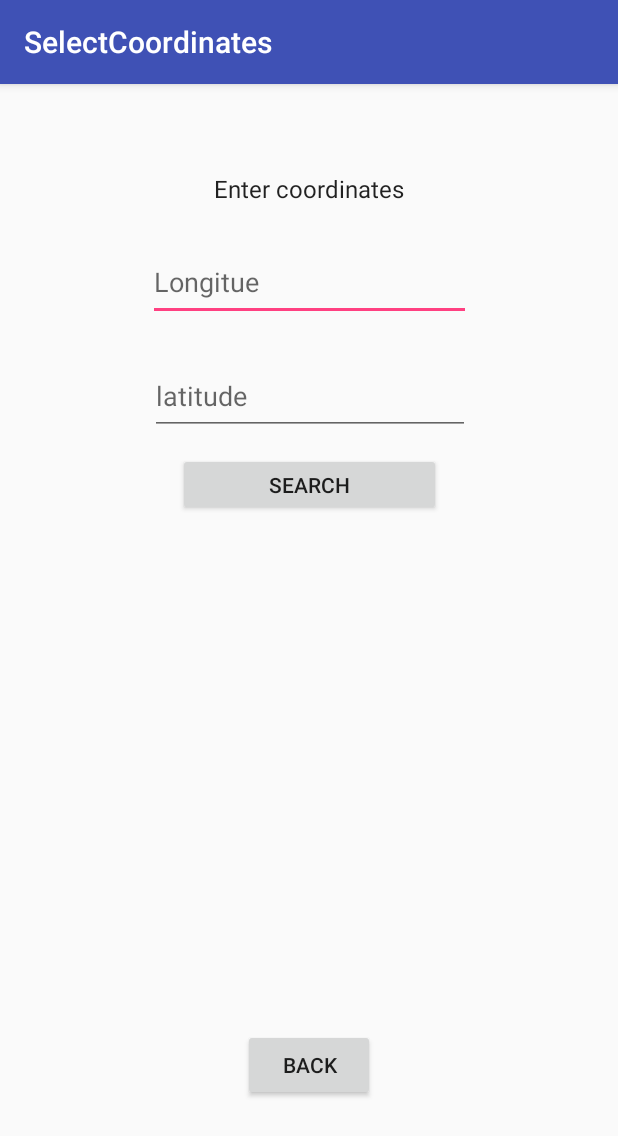
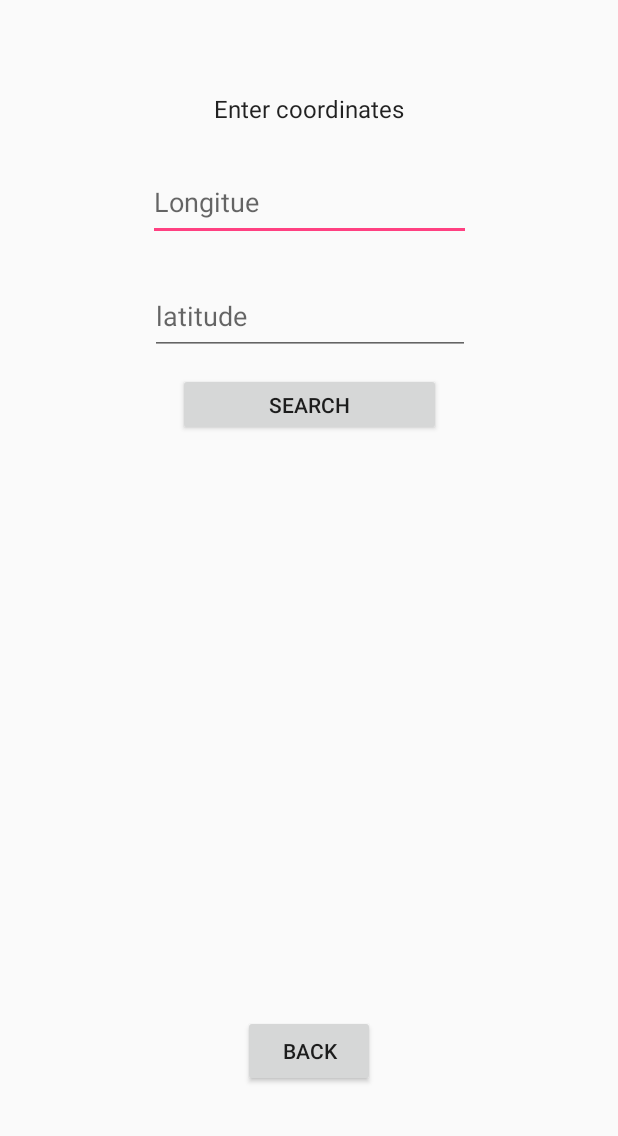
Before and after one commit to Schenng/unimaps, an Android app: the screen it shows after launch (SelectCoordinatesActivity), after a tap on "SELECT COORDINATES", on a phone screen of 412 x 824 dp. Shown: the top 1136 px of the screen. Run offline under Robolectric (Android 15) with nearby library versions, the phone set to English and light mode, and no system bars.

Commit message:
Landscape mode

```diff
--- a/app/src/main/AndroidManifest.xml
+++ b/app/src/main/AndroidManifest.xml
@@ -11,7 +11,6 @@
         android:roundIcon="@mipmap/ic_launcher_round"
         android:supportsRtl="true"
         android:theme="@style/AppTheme">
-
         <activity
             android:name=".MainActivity"
             android:label="@string/app_name"
--- a/app/src/main/java/com/unimaps/simon/unimaps/MainActivity.java
+++ b/app/src/main/java/com/unimaps/simon/unimaps/MainActivity.java
@@ -20,21 +20,20 @@ import android.widget.Toast;
 
 public class MainActivity extends AppCompatActivity {
 
+    public MyLocationListener locationListener;
     @Override
     protected void onCreate(Bundle savedInstanceState) {
         super.onCreate(savedInstanceState);
         setContentView(R.layout.activity_main);
-        Toolbar toolbar = (Toolbar) findViewById(R.id.toolbar);
-        setSupportActionBar(toolbar);
 
         // Initialize the Location Services
-        final LocationManager locationManager = (LocationManager) getSystemService(Context.LOCATION_SERVICE);
-        final MyLocationListener locationListener = new MyLocationListener();
+        LocationManager locationManager = (LocationManager) getSystemService(Context.LOCATION_SERVICE);
+        locationListener = new MyLocationListener();
 
         // Check if location services are enabled for the app
         if (ContextCompat.checkSelfPermission(MainActivity.this, Manifest.permission.ACCESS_FINE_LOCATION) == PackageManager.PERMISSION_GRANTED) {
             Log.d("LOGS", "Location allowed");
-            locationManager.requestLocationUpdates("gps", 5000, 0 , locationListener);
+            locationManager.requestLocationUpdates(LocationManager.GPS_PROVIDER, 1000, 0 , locationListener);
         } else {
             Log.d("LOGS", "Location Disallowed - Prompt Permissions Dialog");
             ActivityCompat.requestPermissions(MainActivity.this, new String[]{Manifest.permission.ACCESS_FINE_LOCATION}, 1);
@@ -74,7 +73,7 @@ public class MainActivity extends AppCompatActivity {
         Button quit = (Button) findViewById(R.id.quit);
         quit.setOnClickListener(new View.OnClickListener() {
             public void onClick(View v) {
-                finish();
+                finishAffinity();
                 System.exit(0);
             }
         });
@@ -100,7 +99,6 @@ public class MainActivity extends AppCompatActivity {
     @Override
     public void onConfigurationChanged(Configuration newConfig) {
         super.onConfigurationChanged(newConfig);
-        Log.d("LOGS", "Orientation changed");
     }
 
     // Handles the permission step for location
--- a/app/src/main/java/com/unimaps/simon/unimaps/MapsActivity.java
+++ b/app/src/main/java/com/unimaps/simon/unimaps/MapsActivity.java
@@ -37,6 +37,8 @@ public class MapsActivity extends FragmentActivity implements OnMapReadyCallback
         Log.d("LOGS", "Current Location - " + "Lat:" + getIntent().getDoubleExtra("LNG", 0) + "Lng:" + getIntent().getDoubleExtra("LAT", 0));
 
         mMap.addMarker(new MarkerOptions().position(currentLocation).title("Current Location"));
+        mMap.getUiSettings().setZoomControlsEnabled(true);
+        mMap.getUiSettings().setAllGesturesEnabled(true);
         mMap.moveCamera(CameraUpdateFactory.newLatLngZoom(currentLocation, 15));
     }
 }
--- a/app/src/main/java/com/unimaps/simon/unimaps/SearchActivity.java
+++ b/app/src/main/java/com/unimaps/simon/unimaps/SearchActivity.java
@@ -17,8 +17,6 @@ public class SearchActivity extends AppCompatActivity {
 
         super.onCreate(savedInstanceState);
         setContentView(R.layout.activity_search);
-        Toolbar toolbar = (Toolbar) findViewById(R.id.toolbar);
-        setSupportActionBar(toolbar);
 
         // Access Resources
         Resources res = getResources();
--- a/app/src/main/java/com/unimaps/simon/unimaps/SelectCoordinatesActivity.java
+++ b/app/src/main/java/com/unimaps/simon/unimaps/SelectCoordinatesActivity.java
@@ -14,8 +14,6 @@ public class SelectCoordinatesActivity extends AppCompatActivity {
     protected void onCreate(Bundle savedInstanceState) {
         super.onCreate(savedInstanceState);
         setContentView(R.layout.activity_select_coordinates);
-        Toolbar toolbar = (Toolbar) findViewById(R.id.toolbar);
-        setSupportActionBar(toolbar);
 
         Button coordinates = findViewById(R.id.search);
         coordinates.setOnClickListener(new View.OnClickListener(){
--- a/app/src/main/res/layout/activity_select_coordinates.xml
+++ b/app/src/main/res/layout/activity_select_coordinates.xml
@@ -6,20 +6,6 @@
     android:layout_height="match_parent"
     tools:context=".SelectCoordinatesActivity">
 
-    <android.support.design.widget.AppBarLayout
-        android:layout_width="match_parent"
-        android:layout_height="wrap_content"
-        android:theme="@style/AppTheme.AppBarOverlay">
-
-        <android.support.v7.widget.Toolbar
-            android:id="@+id/toolbar"
-            android:layout_width="match_parent"
-            android:layout_height="?attr/actionBarSize"
-            android:background="?attr/colorPrimary"
-            app:popupTheme="@style/AppTheme.PopupOverlay" />
-
-    </android.support.design.widget.AppBarLayout>
-
     <include layout="@layout/content_select_coordinates" />
 
 </android.support.design.widget.CoordinatorLayout>
--- a/app/src/main/res/layout/content_select_coordinates.xml
+++ b/app/src/main/res/layout/content_select_coordinates.xml
@@ -55,7 +55,7 @@
         android:layout_marginTop="24dp"
         android:ems="10"
         android:hint="Longitue"
-        android:inputType="numberDecimal"
+        android:inputType="numberDecimal|numberSigned"
         app:layout_constraintBottom_toBottomOf="parent"
         app:layout_constraintEnd_toEndOf="parent"
         app:layout_constraintHorizontal_bias="0.504"
@@ -75,7 +75,7 @@
         android:layout_marginTop="24dp"
         android:ems="10"
         android:hint="latitude"
-        android:inputType="numberDecimal"
+        android:inputType="numberDecimal|numberSigned"
         app:layout_constraintBottom_toBottomOf="parent"
         app:layout_constraintEnd_toEndOf="parent"
         app:layout_constraintHorizontal_bias="0.503"
```
Also changed, not shown: app/src/main/res/layout/activity_main.xml (+0 -14 lines), app/src/main/res/layout/activity_search.xml (+0 -14 lines), app/src/main/res/layout/activity_search_extended.xml (+6 -15 lines), app/src/main/res/layout/content_main.xml (+6 -10 lines).
